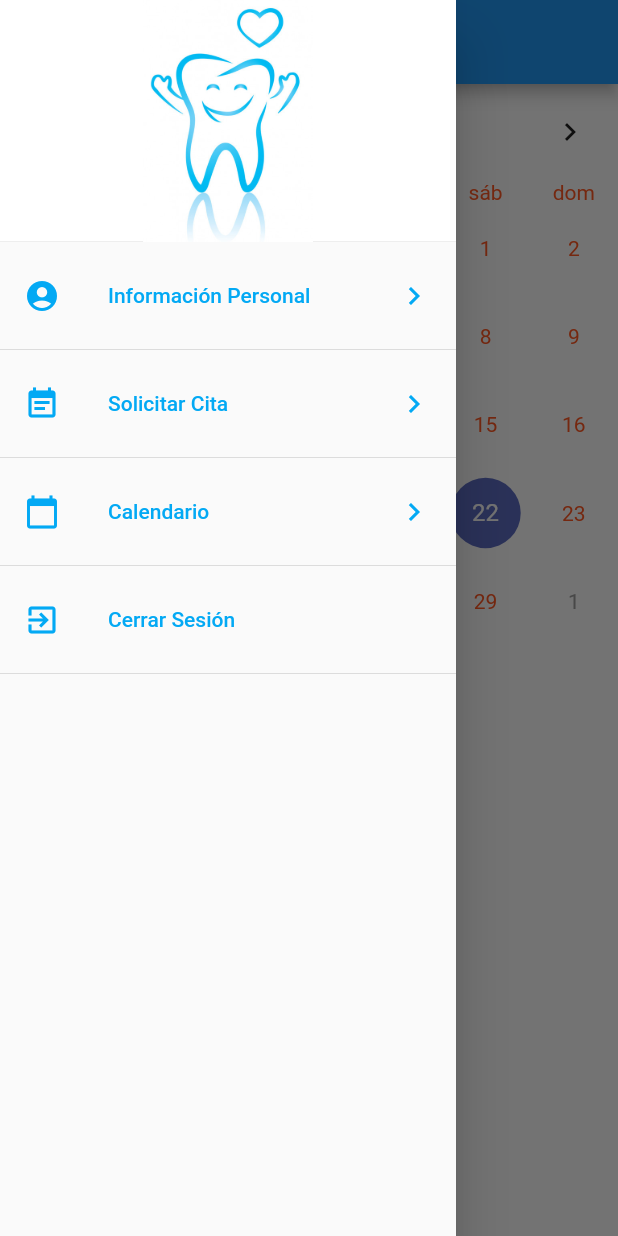
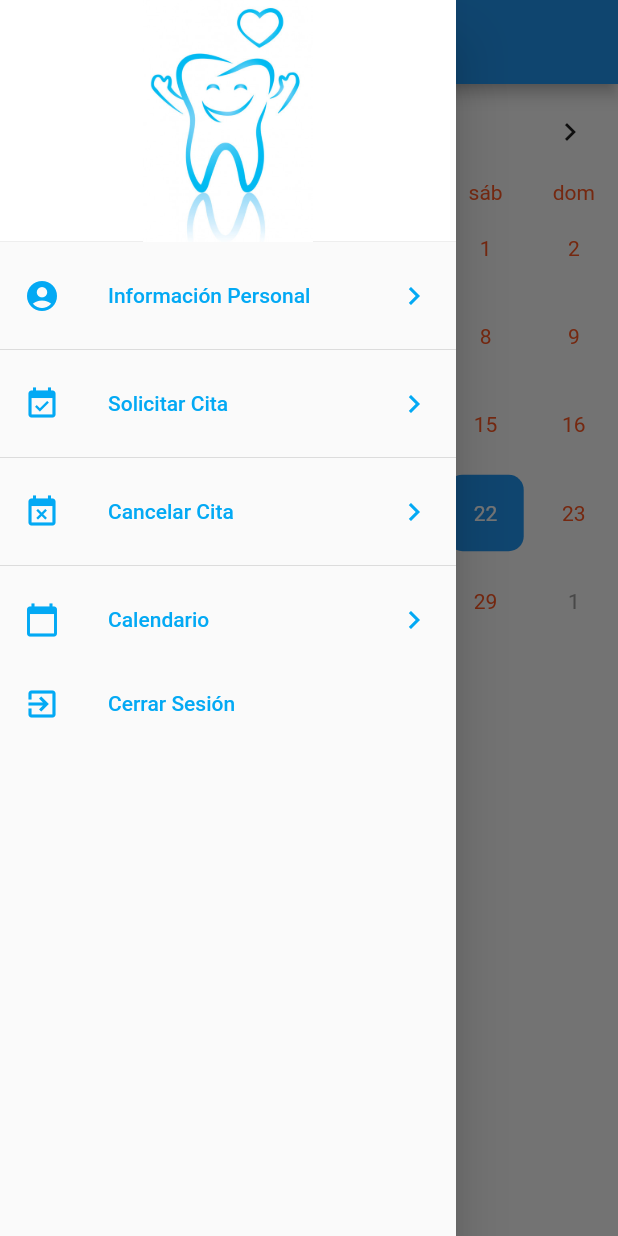
Before and after one commit to Nutrii182/App_Coal, a Flutter app: the CalendarPage screen opened by its route, with the side drawer open, on a phone screen of 412 x 824 dp. Run offline on Flutter 3.47's test engine with Material 2 defaults, Android fonts, the phone set to English and light mode, and no system bars; drawn by our look-alikes of table_calendar; our stand-ins replace cloud_firestore, datetime_picker_formfield, firebase_auth, shared_preferences; missing offline and left inert: mailer; accounts and stored records are empty.

Commit message:
Eventos en Calendario

```diff
--- a/coal/lib/src/pages/calendar_page.dart
+++ b/coal/lib/src/pages/calendar_page.dart
@@ -1,4 +1,5 @@
 import 'package:coal/src/shared/preferences_user.dart';
+import 'package:cloud_firestore/cloud_firestore.dart';
 import 'package:table_calendar/table_calendar.dart';
 import 'package:coal/src/widgets/drawer.dart';
 import 'package:flutter/material.dart';
@@ -9,59 +10,125 @@ class CalendarPage extends StatefulWidget {
 }
 
 class _CalendarPageState extends State<CalendarPage> {
-
-  // Map<DateTime, List> _events;
-  // final _selectedDay = DateTime.now();
-  // List _selectedEvents;
+  String _conca = "";
+  Map<DateTime, List<dynamic>> _events;
+  List<dynamic> _selectedEvents;
   CalendarController _calendarController;
+  final dbReference = Firestore.instance;
   final pref = new PreferencesUser();
 
   @override
   void initState() {
     super.initState();
     _calendarController = CalendarController();
+    _events = {};
+    _selectedEvents = [];
+    _getEvents();
   }
 
-  @override
-  void dispose() {
-    _calendarController.dispose();
-    super.dispose();
+  Map<String, dynamic> encodeMap(Map<DateTime, dynamic> map) {
+    Map<String, dynamic> newMap = {};
+    map.forEach((key, value) {
+      newMap[key.toString()] = map[key];
+    });
+    return newMap;
+  }
+
+  Map<DateTime, dynamic> decodeMap(Map<String, dynamic> map) {
+    Map<DateTime, dynamic> newMap = {};
+    map.forEach((key, value) {
+      newMap[DateTime.parse(key)] = map[key];
+    });
+    return newMap;
   }
 
   @override
   Widget build(BuildContext context) {
-
     pref.lastPage = 'calendar';
 
     return Scaffold(
       drawer: DrawerWidget(),
       appBar: AppBar(title: Text('Calendario Coal')),
-      body: Container(
-        child: TableCalendar(
+      body: SingleChildScrollView(
+        child: Column(
+          crossAxisAlignment: CrossAxisAlignment.start,
+          children: <Widget>[
+            TableCalendar(
               locale: 'es-MX',
+              events: _events,
               formatAnimation: FormatAnimation.slide,
               calendarController: _calendarController,
               startingDayOfWeek: StartingDayOfWeek.monday,
               headerStyle: HeaderStyle(
-            centerHeaderTitle: true,
-            formatButtonVisible: false
-          ),
+                  centerHeaderTitle: true, formatButtonVisible: false),
               calendarStyle: CalendarStyle(
+                  canEventMarkersOverflow: true,
                   holidayStyle: TextStyle().copyWith(color: Colors.red),
-            weekendStyle: TextStyle().copyWith(color: Colors.deepOrange)
-          ),
+                  weekendStyle: TextStyle().copyWith(color: Colors.deepOrange)),
               daysOfWeekStyle: DaysOfWeekStyle(
                 weekendStyle: TextStyle().copyWith(color: Colors.deepOrange),
               ),
-          onDaySelected: _onDaySelected,
-        )
-      )
+              onDaySelected: (date, events) {
+                setState(() {
+                  _selectedEvents = events;
+                });
+              },
+              builders: CalendarBuilders(
+                selectedDayBuilder: (context, date, events) => Container(
+                    margin: EdgeInsets.all(4.0),
+                    alignment: Alignment.center,
+                    decoration: BoxDecoration(
+                        color: Theme.of(context).primaryColor,
+                        borderRadius: BorderRadius.circular(10.0)),
+                    child: Text(
+                      date.day.toString(),
+                      style: TextStyle(color: Colors.white),
+                    )),
+                todayDayBuilder: (context, date, events) => Container(
+                  margin: EdgeInsets.all(4.0),
+                  alignment: Alignment.center,
+                  decoration: BoxDecoration(
+                      color: Colors.orange,
+                      borderRadius: BorderRadius.circular(10.0)),
+                  child: Text(
+                    date.day.toString(),
+                    style: TextStyle(color: Colors.white),
+                  ),
+                ),
+              ),
+            ),
+            ..._selectedEvents.map((event) => ListTile(
+                  leading: Icon(Icons.event),
+                  title: Text(event),
+                ))
+          ],
+        ),
+      ),
     );
   }
 
-  void _onDaySelected(DateTime day, List events) {
+  DateTime _convierteFecha(String fecha) {
+    final temp = fecha.substring(0).split('/');
+    final dia = temp[0];
+    final mes = temp[1];
+    final anio = temp[2];
+
+    return DateTime.utc(int.parse(anio), int.parse(mes), int.parse(dia), 0, 0);
+  }
+
+  Future<Map<DateTime, List>> _getEvents() async {
+    var querySnapshot = await dbReference.collection('Citas').getDocuments();
+    var items = querySnapshot.documents;
+
     setState(() {
-
+      items.forEach((v) {
+        _conca = "Cita " + " " + v["Hora"];
+        if(_events[_convierteFecha(v['Fecha'])] != null)
+          _events[_convierteFecha(v['Fecha'])].add(_conca);
+        else
+          _events[_convierteFecha(v['Fecha'])] = [_conca];
+      });
     });
   }
+
 }
--- a/coal/lib/src/pages/cita_page.dart
+++ b/coal/lib/src/pages/cita_page.dart
@@ -14,10 +14,8 @@ class CitaPage extends StatefulWidget {
 
 class _CitaPageState extends State<CitaPage> {
 
-  String _motivo;
-  String _fecha;
-  DateTime temp;
-  DateTime _beginTime;
+  String _motivo, _fecha;
+  DateTime temp, _beginTime;
   bool _band = false;
   final dbReference = Firestore.instance;
   DateTime _entrada = DateTime.parse('1970-01-01 09:00:00.000');
--- a/coal/lib/src/routes/routes.dart
+++ b/coal/lib/src/routes/routes.dart
@@ -1,4 +1,5 @@
 
+import 'package:coal/src/pages/cancela_cita_page.dart';
 import 'package:coal/src/pages/info_page.dart';
 import 'package:coal/src/pages/registro_page.dart';
 import 'package:flutter/material.dart';
@@ -12,6 +13,7 @@ Map<String, WidgetBuilder> getApplicationsRoutes(){
     'login' : (BuildContext context) => LoginPage(),
     'calendar' : (BuildContext context) => CalendarPage(),
     'cita' : (BuildContext context) => CitaPage(),
+    'cancelar': (BuildContext context) => CancelaCitaPage(),
     'info' : (BuildContext context) => InfoPage(),
     'registro' : (BuildContext context) => RegistroPage()
   };
--- a/coal/lib/src/widgets/drawer.dart
+++ b/coal/lib/src/widgets/drawer.dart
@@ -31,11 +31,20 @@ class DrawerWidget extends StatelessWidget {
           ),
           Divider(),
           ListTile(
-            leading: Icon(Icons.event_note, color: Colors.lightBlue),
+            leading: Icon(Icons.event_available, color: Colors.lightBlue),
             title: Text('Solicitar Cita', style: TextStyle(color: Colors.lightBlue)),
             trailing: Icon(Icons.keyboard_arrow_right, color: Colors.lightBlue),
             onTap: () {
               Navigator.pushReplacementNamed(context, 'cita');
+            },
+          ),
+          Divider(),
+          ListTile(
+            leading: Icon(Icons.event_busy, color: Colors.lightBlue),
+            title: Text('Cancelar Cita', style: TextStyle(color: Colors.lightBlue)),
+            trailing: Icon(Icons.keyboard_arrow_right, color: Colors.lightBlue),
+            onTap: () {
+            Navigator.pushReplacementNamed(context, 'cancelar');
             },
           ),
           Divider(),
@@ -47,7 +56,6 @@ class DrawerWidget extends StatelessWidget {
               Navigator.pushReplacementNamed(context, 'calendar');
             },
           ),
-          Divider(),
           ListTile(
             leading: Icon(Icons.exit_to_app, color: Colors.lightBlue),
             title: Text('Cerrar Sesión', style: TextStyle(color: Colors.lightBlue)),
@@ -56,7 +64,6 @@ class DrawerWidget extends StatelessWidget {
               await Navigator.pushReplacementNamed(context, 'login');
             },
           ),
-          Divider(),
         ],
       ),
     );
--- a/coal/pubspec.yaml
+++ b/coal/pubspec.yaml
@@ -14,7 +14,7 @@ description: A new Flutter project.
 version: 1.0.0+1
 
 environment:
-  sdk: ">=2.1.0 <3.0.0"
+  sdk: ">=2.2.2 <3.0.0"
 
 dependencies:
   flutter:
```
Also changed, not shown: coal/lib/src/pages/cancela_cita_page.dart (added, +23 -0 lines). Lines whose indentation alone changed are shown as unchanged.
